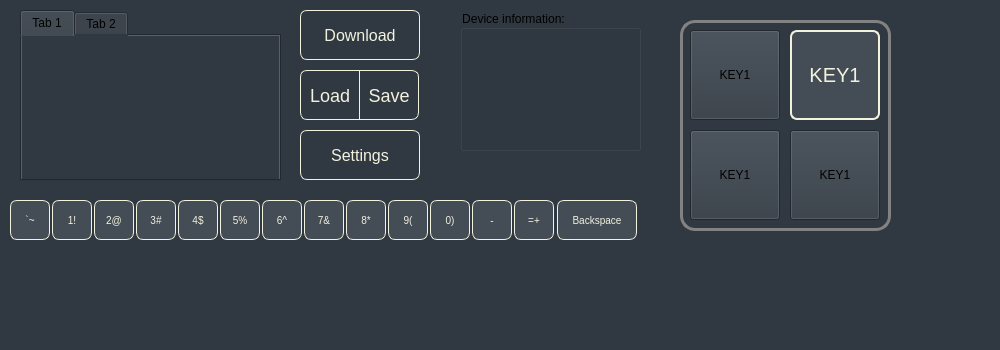
Before: the Qt Designer form KeyBoardSetter/KeyboardSetter/configwindow.ui in TabbycatPie/CustomKeyboard, drawn with Qt 5.
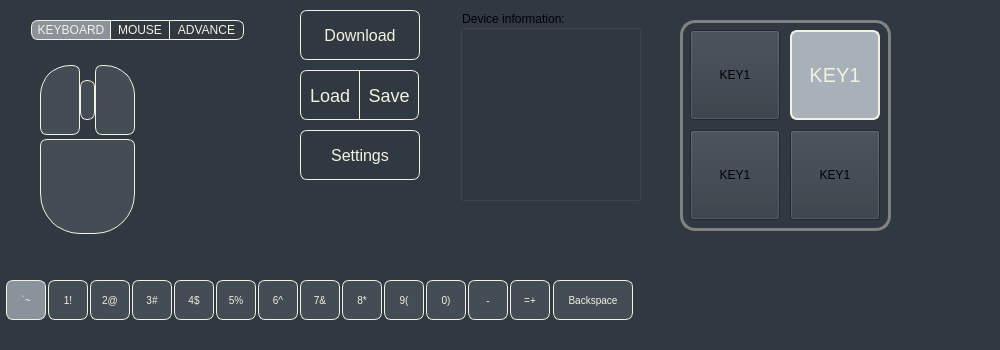
After: the same form once the commit is applied.

```diff
--- a/KeyBoardSetter/KeyboardSetter/configwindow.ui
+++ b/KeyBoardSetter/KeyboardSetter/configwindow.ui
@@ -35,7 +35,7 @@
       <x>460</x>
       <y>10</y>
       <width>181</width>
-      <height>141</height>
+      <height>191</height>
      </rect>
     </property>
     <property name="title">
@@ -66,8 +66,8 @@
    <widget class="QPushButton" name="pushButton_5">
     <property name="geometry">
      <rect>
-      <x>10</x>
-      <y>200</y>
+      <x>6</x>
+      <y>280</y>
       <width>40</width>
       <height>40</height>
      </rect>
@@ -88,7 +88,7 @@
      <enum>Qt::LeftToRight</enum>
     </property>
     <property name="styleSheet">
-     <string notr="true">QPushButton{background-color:rgb(68, 76, 85);border:1px solid rgb(242, 242, 222);border-radius:7px;padding:2px 4px;font: 9pt &quot;Microsoft YaHei UI&quot;;font-size:10px;color:rgb(242, 242, 222);}QPushButton:hover{background-color:rgb(168, 176, 185);}QPushButton:pressed{background-color:rgb(18, 26, 35);color:rgb(202, 202,182);}</string>
+     <string notr="true">QPushButton{background-color:rgb(138, 146, 155);border:1px solid rgb(242, 242, 222);border-radius:7px;padding:2px 4px;font: 9pt &quot;Microsoft YaHei UI&quot;;font-size:10px;color:rgb(242, 242, 222);}QPushButton:hover{background-color:rgb(168, 176, 185);}QPushButton:pressed{background-color:rgb(18, 26, 35);color:rgb(202, 202,182);}</string>
     </property>
     <property name="text">
      <string>`~</string>
@@ -119,7 +119,7 @@
      <enum>Qt::LeftToRight</enum>
     </property>
     <property name="styleSheet">
-     <string notr="true">QPushButton{background-color:rgb(68, 76, 85);border:2px solid rgb(242, 242, 222);border-radius:7px;padding:2px 4px;font: 9pt &quot;Microsoft YaHei UI&quot;;font-size:20px;color:rgb(242, 242, 222);}QPushButton:hover{background-color:qlineargradient(spread:pad, x1:0, y1:0, x2:1, y2:0, stop:0 rgba(15, 172, 252,255), stop:1 rgba(22, 190, 235,255));}QPushButton:pressed{background-color:qlineargradient(spread:pad, x1:0, y1:0, x2:1, y2:0, stop:0 rgba(0, 160, 205,125), stop:1 rgba(0, 142, 222,125));color:rgb(202, 202,182);}</string>
+     <string notr="true">QPushButton{background-color:rgb(168, 176, 185);border:2px solid rgb(242, 242, 222);border-radius:7px;padding:2px 4px;font: 9pt &quot;Microsoft YaHei UI&quot;;font-size:20px;color:rgb(242, 242, 222);}QPushButton:hover{background-color:qlineargradient(spread:pad, x1:0, y1:0, x2:1, y2:0, stop:0 rgba(15, 172, 252,255), stop:1 rgba(22, 190, 235,255));}QPushButton:pressed{background-color:qlineargradient(spread:pad, x1:0, y1:0, x2:1, y2:0, stop:0 rgba(0, 160, 205,125), stop:1 rgba(0, 142, 222,125));color:rgb(202, 202,182);}</string>
     </property>
     <property name="text">
      <string>KEY1</string>
@@ -224,8 +224,8 @@
    <widget class="QPushButton" name="pushButton_6">
     <property name="geometry">
      <rect>
-      <x>136</x>
-      <y>200</y>
+      <x>132</x>
+      <y>280</y>
       <width>40</width>
       <height>40</height>
      </rect>
@@ -255,8 +255,8 @@
    <widget class="QPushButton" name="pushButton_7">
     <property name="geometry">
      <rect>
-      <x>94</x>
-      <y>200</y>
+      <x>90</x>
+      <y>280</y>
       <width>40</width>
       <height>40</height>
      </rect>
@@ -286,8 +286,8 @@
    <widget class="QPushButton" name="pushButton_8">
     <property name="geometry">
      <rect>
-      <x>52</x>
-      <y>200</y>
+      <x>48</x>
+      <y>280</y>
       <width>40</width>
       <height>40</height>
      </rect>
@@ -317,8 +317,8 @@
    <widget class="QPushButton" name="pushButton_9">
     <property name="geometry">
      <rect>
-      <x>178</x>
-      <y>200</y>
+      <x>174</x>
+      <y>280</y>
       <width>40</width>
       <height>40</height>
      </rect>
@@ -348,8 +348,8 @@
    <widget class="QPushButton" name="pushButton_10">
     <property name="geometry">
      <rect>
-      <x>304</x>
-      <y>200</y>
+      <x>300</x>
+      <y>280</y>
       <width>40</width>
       <height>40</height>
      </rect>
@@ -379,8 +379,8 @@
    <widget class="QPushButton" name="pushButton_11">
     <property name="geometry">
      <rect>
-      <x>262</x>
-      <y>200</y>
+      <x>258</x>
+      <y>280</y>
       <width>40</width>
       <height>40</height>
      </rect>
@@ -410,8 +410,8 @@
    <widget class="QPushButton" name="pushButton_12">
     <property name="geometry">
      <rect>
-      <x>220</x>
-      <y>200</y>
+      <x>216</x>
+      <y>280</y>
       <width>40</width>
       <height>40</height>
      </rect>
@@ -441,8 +441,8 @@
    <widget class="QPushButton" name="pushButton_13">
     <property name="geometry">
      <rect>
-      <x>346</x>
-      <y>200</y>
+      <x>342</x>
+      <y>280</y>
       <width>40</width>
       <height>40</height>
      </rect>
@@ -472,8 +472,8 @@
    <widget class="QPushButton" name="pushButton_14">
     <property name="geometry">
      <rect>
-      <x>388</x>
-      <y>200</y>
+      <x>384</x>
+      <y>280</y>
       <width>40</width>
       <height>40</height>
      </rect>
@@ -503,8 +503,8 @@
    <widget class="QPushButton" name="pushButton_15">
     <property name="geometry">
      <rect>
-      <x>430</x>
-      <y>200</y>
+      <x>426</x>
+      <y>280</y>
       <width>40</width>
       <height>40</height>
      </rect>
@@ -534,8 +534,8 @@
    <widget class="QPushButton" name="pushButton_17">
     <property name="geometry">
      <rect>
-      <x>557</x>
-      <y>200</y>
+      <x>553</x>
+      <y>280</y>
       <width>80</width>
       <height>40</height>
      </rect>
@@ -565,8 +565,8 @@
    <widget class="QPushButton" name="pushButton_18">
     <property name="geometry">
      <rect>
-      <x>472</x>
-      <y>200</y>
+      <x>468</x>
+      <y>280</y>
       <width>40</width>
       <height>40</height>
      </rect>
@@ -596,8 +596,8 @@
    <widget class="QPushButton" name="pushButton_16">
     <property name="geometry">
      <rect>
-      <x>514</x>
-      <y>200</y>
+      <x>510</x>
+      <y>280</y>
       <width>40</width>
       <height>40</height>
      </rect>
@@ -768,32 +768,242 @@
      <string>Settings</string>
     </property>
    </widget>
-   <widget class="QTabWidget" name="tabWidget">
+   <widget class="QPushButton" name="searchdevice_btn_6">
     <property name="geometry">
      <rect>
-      <x>20</x>
-      <y>10</y>
-      <width>261</width>
-      <height>171</height>
+      <x>31</x>
+      <y>20</y>
+      <width>80</width>
+      <height>20</height>
      </rect>
     </property>
+    <property name="sizePolicy">
+     <sizepolicy hsizetype="Minimum" vsizetype="Fixed">
+      <horstretch>0</horstretch>
+      <verstretch>0</verstretch>
+     </sizepolicy>
+    </property>
+    <property name="minimumSize">
+     <size>
+      <width>80</width>
+      <height>20</height>
+     </size>
+    </property>
+    <property name="maximumSize">
+     <size>
+      <width>80</width>
+      <height>20</height>
+     </size>
+    </property>
+    <property name="cursor">
+     <cursorShape>PointingHandCursor</cursorShape>
+    </property>
     <property name="styleSheet">
-     <string notr="true">background-color:rgb(48, 56, 65);</string>
+     <string notr="true">QPushButton{background-color:rgb(138, 146, 155);border:1px solid rgb(242, 242, 222);border-top-left-radius:7px;border-bottom-left-radius:7px;padding:2px 4px;font: 9pt &quot;Microsoft YaHei UI&quot;;color:rgb(242, 242, 222);}QPushButton:hover{background-color:qlineargradient(spread:pad, x1:0, y1:0, x2:1, y2:0, stop:0 rgba(15, 172, 252,255), stop:1 rgba(22, 190, 235,255));}QPushButton:pressed{background-color:qlineargradient(spread:pad, x1:0, y1:0, x2:1, y2:0, stop:0 rgba(0, 160, 205,125), stop:1 rgba(0, 142, 222,125));color:rgb(202, 202,182);}
+</string>
     </property>
-    <property name="currentIndex">
-     <number>0</number>
+    <property name="text">
+     <string>KEYBOARD</string>
     </property>
-    <widget class="QWidget" name="tab">
-     <attribute name="title">
-      <string>Tab 1</string>
-     </attribute>
-    </widget>
-    <widget class="QWidget" name="tab_2">
-     <attribute name="title">
-      <string>Tab 2</string>
-     </attribute>
-    </widget>
    </widget>
+   <widget class="QPushButton" name="searchdevice_btn_5">
+    <property name="geometry">
+     <rect>
+      <x>169</x>
+      <y>20</y>
+      <width>75</width>
+      <height>20</height>
+     </rect>
+    </property>
+    <property name="sizePolicy">
+     <sizepolicy hsizetype="Minimum" vsizetype="Fixed">
+      <horstretch>0</horstretch>
+      <verstretch>0</verstretch>
+     </sizepolicy>
+    </property>
+    <property name="minimumSize">
+     <size>
+      <width>75</width>
+      <height>20</height>
+     </size>
+    </property>
+    <property name="maximumSize">
+     <size>
+      <width>75</width>
+      <height>20</height>
+     </size>
+    </property>
+    <property name="cursor">
+     <cursorShape>PointingHandCursor</cursorShape>
+    </property>
+    <property name="styleSheet">
+     <string notr="true">QPushButton{background-color:qlineargradient(spread:pad, x1:0, y1:0, x2:1, y2:0, stop:0 rgba(0, 0, 0,0), stop:1 rgba(0, 0, 0,0));border:1px solid rgb(242, 242, 222);border-top-right-radius:7px;border-bottom-right-radius:7px;padding:2px 4px;font: 5pt &quot;Microsoft YaHei UI&quot;;font-size:12px;color:rgb(242, 242, 222);}QPushButton:hover{background-color:qlineargradient(spread:pad, x1:0, y1:0, x2:1, y2:0, stop:0 rgba(15, 172, 252,255), stop:1 rgba(22, 190, 235,255));}QPushButton:pressed{background-color:qlineargradient(spread:pad, x1:0, y1:0, x2:1, y2:0, stop:0 rgba(0, 160, 205,125), stop:1 rgba(0, 142, 222,125));color:rgb(202, 202,182);}
+</string>
+    </property>
+    <property name="text">
+     <string>ADVANCE</string>
+    </property>
+   </widget>
+   <widget class="QPushButton" name="searchdevice_btn_7">
+    <property name="geometry">
+     <rect>
+      <x>110</x>
+      <y>20</y>
+      <width>60</width>
+      <height>20</height>
+     </rect>
+    </property>
+    <property name="sizePolicy">
+     <sizepolicy hsizetype="Minimum" vsizetype="Fixed">
+      <horstretch>0</horstretch>
+      <verstretch>0</verstretch>
+     </sizepolicy>
+    </property>
+    <property name="minimumSize">
+     <size>
+      <width>60</width>
+      <height>20</height>
+     </size>
+    </property>
+    <property name="maximumSize">
+     <size>
+      <width>60</width>
+      <height>20</height>
+     </size>
+    </property>
+    <property name="cursor">
+     <cursorShape>PointingHandCursor</cursorShape>
+    </property>
+    <property name="styleSheet">
+     <string notr="true">QPushButton{background-color:qlineargradient(spread:pad, x1:0, y1:0, x2:1, y2:0, stop:0 rgba(0, 0, 0,0), stop:1 rgba(0, 0, 0,0));border:1px solid rgb(242, 242, 222);padding:2px 4px;font: 5pt &quot;Microsoft YaHei UI&quot;;font-size:12px;color:rgb(242, 242, 222);}QPushButton:hover{background-color:qlineargradient(spread:pad, x1:0, y1:0, x2:1, y2:0, stop:0 rgba(15, 172, 252,255), stop:1 rgba(22, 190, 235,255));}QPushButton:pressed{background-color:qlineargradient(spread:pad, x1:0, y1:0, x2:1, y2:0, stop:0 rgba(0, 160, 205,125), stop:1 rgba(0, 142, 222,125));color:rgb(202, 202,182);}
+</string>
+    </property>
+    <property name="text">
+     <string>MOUSE</string>
+    </property>
+   </widget>
+   <widget class="QPushButton" name="pushButton_19">
+    <property name="geometry">
+     <rect>
+      <x>40</x>
+      <y>65</y>
+      <width>40</width>
+      <height>70</height>
+     </rect>
+    </property>
+    <property name="minimumSize">
+     <size>
+      <width>40</width>
+      <height>70</height>
+     </size>
+    </property>
+    <property name="maximumSize">
+     <size>
+      <width>40</width>
+      <height>70</height>
+     </size>
+    </property>
+    <property name="layoutDirection">
+     <enum>Qt::LeftToRight</enum>
+    </property>
+    <property name="styleSheet">
+     <string notr="true">QPushButton{background-color:rgb(68, 76, 85);border:1px solid rgb(242, 242, 222);border-radius:7px;border-top-left-radius:30px;padding:2px 4px;font: 9pt &quot;Microsoft YaHei UI&quot;;font-size:10px;color:rgb(242, 242, 222);}QPushButton:hover{background-color:rgb(168, 176, 185);}QPushButton:pressed{background-color:rgb(18, 26, 35);color:rgb(202, 202,182);}</string>
+    </property>
+    <property name="text">
+     <string/>
+    </property>
+   </widget>
+   <widget class="QPushButton" name="pushButton_20">
+    <property name="geometry">
+     <rect>
+      <x>95</x>
+      <y>65</y>
+      <width>40</width>
+      <height>70</height>
+     </rect>
+    </property>
+    <property name="minimumSize">
+     <size>
+      <width>40</width>
+      <height>70</height>
+     </size>
+    </property>
+    <property name="maximumSize">
+     <size>
+      <width>40</width>
+      <height>70</height>
+     </size>
+    </property>
+    <property name="layoutDirection">
+     <enum>Qt::LeftToRight</enum>
+    </property>
+    <property name="styleSheet">
+     <string notr="true">QPushButton{background-color:rgb(68, 76, 85);border:1px solid rgb(242, 242, 222);border-radius:7px;border-top-right-radius:30px;padding:2px 4px;font: 9pt &quot;Microsoft YaHei UI&quot;;font-size:10px;color:rgb(242, 242, 222);}QPushButton:hover{background-color:rgb(168, 176, 185);}QPushButton:pressed{background-color:rgb(18, 26, 35);color:rgb(202, 202,182);}</string>
+    </property>
+    <property name="text">
+     <string/>
+    </property>
+   </widget>
+   <widget class="QPushButton" name="pushButton_21">
+    <property name="geometry">
+     <rect>
+      <x>80</x>
+      <y>80</y>
+      <width>15</width>
+      <height>40</height>
+     </rect>
+    </property>
+    <property name="minimumSize">
+     <size>
+      <width>15</width>
+      <height>40</height>
+     </size>
+    </property>
+    <property name="maximumSize">
+     <size>
+      <width>15</width>
+      <height>40</height>
+     </size>
+    </property>
+    <property name="layoutDirection">
+     <enum>Qt::LeftToRight</enum>
+    </property>
+    <property name="styleSheet">
+     <string notr="true">QPushButton{background-color:rgb(68, 76, 85);border:1px solid rgb(242, 242, 222);border-radius:7px;padding:2px 4px;font: 9pt &quot;Microsoft YaHei UI&quot;;font-size:10px;color:rgb(242, 242, 222);}QPushButton:hover{background-color:rgb(168, 176, 185);}QPushButton:pressed{background-color:rgb(18, 26, 35);color:rgb(202, 202,182);}</string>
+    </property>
+    <property name="text">
+     <string/>
+    </property>
+   </widget>
+   <widget class="QLabel" name="label_2">
+    <property name="geometry">
+     <rect>
+      <x>40</x>
+      <y>139</y>
+      <width>95</width>
+      <height>95</height>
+     </rect>
+    </property>
+    <property name="minimumSize">
+     <size>
+      <width>95</width>
+      <height>95</height>
+     </size>
+    </property>
+    <property name="maximumSize">
+     <size>
+      <width>95</width>
+      <height>95</height>
+     </size>
+    </property>
+    <property name="styleSheet">
+     <string notr="true">background-color:rgb(68, 76, 85);border:1px solid rgb(242, 242, 222);border-radius:7px;border-bottom-right-radius:40px;border-bottom-left-radius:40px;padding:2px 4px;font: 9pt &quot;Microsoft YaHei UI&quot;;font-size:10px;color:rgb(242, 242, 222);</string>
+    </property>
+    <property name="text">
+     <string/>
+    </property>
+   </widget>
+   <zorder>label_2</zorder>
    <zorder>label</zorder>
    <zorder>groupBox</zorder>
    <zorder>pushButton_5</zorder>
```
Left out of the diff: 7 changed lines with no effect on the pictures.
